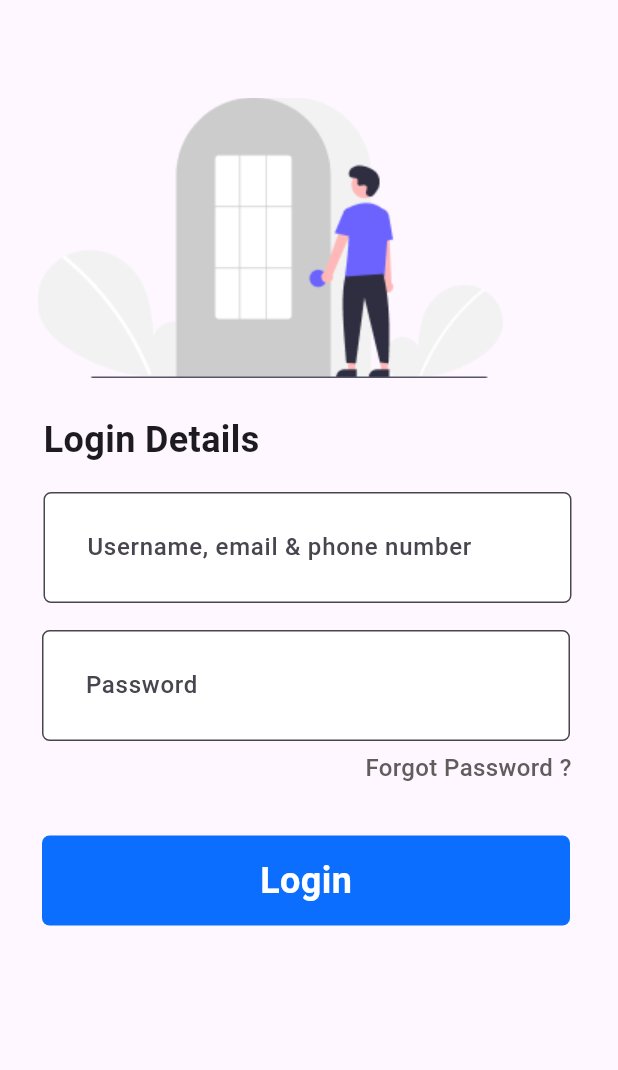
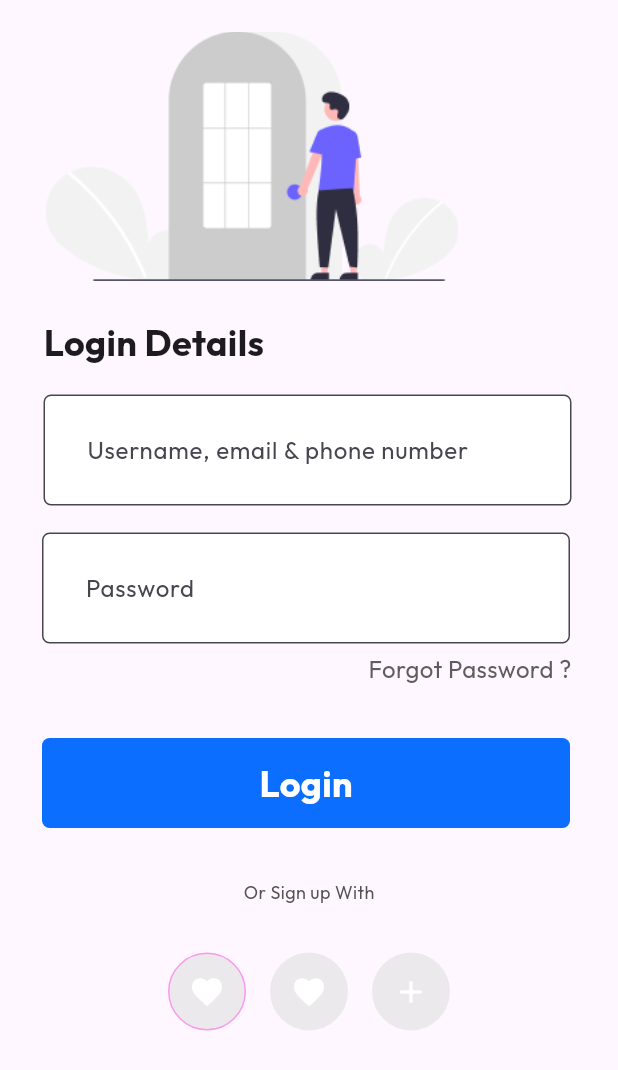
Before and after one commit to OneStationPriver/practica_app, a Flutter app: the screen it shows after launch, on a phone screen of 412 x 824 dp. Shown: the top 1070 px of the screen. Run offline on Flutter 3.47's test engine with Material 3 defaults, Android fonts, the phone set to English and light mode, and no system bars.

Commit message:
add fontFamily

```diff
--- /dev/null
+++ b/lib/helper.dart
@@ -0,0 +1,36 @@
+import 'package:flutter/material.dart';
+
+class RatioCalculator {
+  static final RatioCalculator _singleton = RatioCalculator._internal();
+
+  late Size screenSize;
+  late double figmaWidth;
+  late double figmaHeight;
+
+  factory RatioCalculator() {
+    return _singleton;
+  }
+
+  void updateRatio({
+  required BuildContext context,
+  required double figmaWidth,
+  required double figmaHeight,
+  }) {
+  _singleton.screenSize = MediaQuery.of(context).size;
+  _singleton.figmaWidth = figmaWidth;
+  _singleton.figmaHeight = figmaHeight;
+  }
+
+  RatioCalculator._internal();
+
+  double get aspectRatio => screenSize.width / screenSize.height;
+
+  Size calculateSize(Size originalSize) =>
+      Size(originalSize.width * aspectRatio, originalSize.height);
+
+  double calculateWidth(double originalWidth) =>
+      originalWidth * aspectRatio / figmaWidth;
+
+  double calculateHeight(double originalHeight) =>
+      originalHeight * aspectRatio / figmaHeight;
+}
--- a/lib/main.dart
+++ b/lib/main.dart
@@ -1,4 +1,5 @@
 import 'package:flutter/material.dart';
+import 'package:practica_app/helper.dart';
 
 void main() {
   runApp(const MyApp());
@@ -27,17 +28,25 @@ class HomePage extends StatefulWidget {
 class _HomePageState extends State<HomePage> {
   @override
   Widget build(BuildContext context) {
+
+    // final RatioCalculator ratioCalculator = RatioCalculator();
+    // ratioCalculator.updateRatio(context: context, figmaWidth: 390, figmaHeight: 844);
+    // print("${ratioCalculator.calculateWidth(310)} figma");
+
     return Scaffold(
       body: SafeArea(
         child: Column(
           crossAxisAlignment: CrossAxisAlignment.start,
           children: [
             Container(
-              padding: EdgeInsets.only(top: 65, left: 25),
+              padding: const EdgeInsets.only(
+                top: 21,
+              ),
+              margin: EdgeInsets.only(left: 25, right: 55),
               child: Image(
                 image: AssetImage("assets/images/img.png"),
-                width: 310,
-                height: 187,
+                width: 286,
+                height: 166,
               ),
             ),
             SizedBox(
@@ -51,7 +60,11 @@ class _HomePageState extends State<HomePage> {
                   margin: EdgeInsets.only(left: 29),
                   child: Text(
                     "Login Details",
-                    style: TextStyle(fontSize: 24, fontWeight: FontWeight.bold),
+                    style: TextStyle(
+                      fontSize: 24,
+                      fontWeight: FontWeight.bold,
+                      fontFamily: "Outfit",
+                    ),
                   ),
                 )
               ],
@@ -79,6 +92,7 @@ class _HomePageState extends State<HomePage> {
                     ),
                     style: TextStyle(
                         color: Color(0xff635C5C),
+                        fontFamily: "Outfit",
                         fontWeight: FontWeight.w500,
                         fontSize: 16),
                   ),
@@ -104,6 +118,7 @@ class _HomePageState extends State<HomePage> {
                     style: TextStyle(
                         color: Color(0xff635C5C),
                         fontWeight: FontWeight.w500,
+                        fontFamily: "Outfit",
                         fontSize: 16),
                   ),
                 ),
@@ -111,11 +126,14 @@ class _HomePageState extends State<HomePage> {
                   height: 6,
                 ),
                 Container(
-                  margin: EdgeInsets.only(left: 227, right: 31),
+                  //width: 132,
+                  //height: 20,
+                  margin: EdgeInsets.only(right: 31),
                   child: Text(
                     "Forgot Password ?",
                     style: TextStyle(
-                      fontWeight: FontWeight.w500,
+                      //fontWeight: FontWeight.w500,
+                      fontFamily: "Outfit",
                       color: Color(0xff635C5C),
                       fontSize: 16,
                     ),
@@ -123,11 +141,11 @@ class _HomePageState extends State<HomePage> {
                 ),
               ],
             ),
-            SizedBox(height: 34,),
+            SizedBox(
+              height: 34,
+            ),
             GestureDetector(
-                    onTap: () {
-
-                    },
+              onTap: () {},
               child: Container(
                 height: 60,
                 margin: EdgeInsets.only(left: 28, right: 32),
@@ -141,26 +159,96 @@ class _HomePageState extends State<HomePage> {
                     style: TextStyle(
                       color: Colors.white,
                       fontWeight: FontWeight.w700,
+                      fontFamily: "Outfit",
                       fontSize: 24,
                     ),
                   ),
                 ),
               ),
             ),
-            // Center(
-            //   child: ElevatedButton(
-            //     onPressed: () {
-
-            //     },
-            //     child: Text(
-            //       "Login",
-            //       style: TextStyle(
-            //         color: Colors.blue,
-            //       ),
-            //     ),
-            //   ),
-            //   // color
-            // ),
+            SizedBox(
+              height: 34,
+            ),
+            Center(
+              child: Container(
+                //width: 100,
+                //height: 15,
+                //margin: EdgeInsets.only(left: 145, right: 161),
+                child: Text(
+                  "Or Sign up With",
+                  style: TextStyle(
+                    fontSize: 12,
+                    fontFamily: "Outfit",
+                    color: Color(0xff555252),
+                  ),
+                ),
+              ),
+            ),
+            SizedBox(
+              height: 32,
+            ),
+            // iconos-----------------------------------------------------------------------------------
+            Center(
+              child: Row(
+                mainAxisAlignment: MainAxisAlignment.center,
+                children: [
+                  InkWell(
+                    onTap: () {},
+                    child: Container(
+                      width: 52,
+                      height: 52,
+                      decoration: BoxDecoration(
+                        shape: BoxShape.circle,
+                        color: Color(0xffECE9EC),
+                        border: Border.all(
+                          color: Color(0xffF89AEE),
+                        ),
+                      ),
+                      child: Icon(
+                        Icons.favorite,
+                        color: Colors.white,
+                      ),
+                    ),
+                  ),
+                  SizedBox(
+                    width: 16,
+                  ),
+                  InkWell(
+                    onTap: () {},
+                    child: Container(
+                      width: 52,
+                      height: 52,
+                      decoration: BoxDecoration(
+                        shape: BoxShape.circle,
+                        color: Color(0xffECE9EC),
+                      ),
+                      child: Icon(
+                        Icons.favorite,
+                        color: Colors.white,
+                      ),
+                    ),
+                  ),
+                  SizedBox(
+                    width: 16,
+                  ),
+                  InkWell(
+                    onTap: () {},
+                    child: Container(
+                      width: 52,
+                      height: 52,
+                      decoration: BoxDecoration(
+                        shape: BoxShape.circle,
+                        color: Color(0xffECE9EC),
+                      ),
+                      child: Icon(
+                        Icons.add,
+                        color: Colors.white,
+                      ),
+                    ),
+                  ),
+                ],
+              ),
+            ),
           ],
         ),
       ),
```
Also changed, not shown: pubspec.yaml (+5 -6 lines), assets/fonts/Outfit/Outfit-Black.ttf (added), assets/fonts/Outfit/Outfit-Bold.ttf (added), assets/fonts/Outfit/Outfit-ExtraBold.ttf (added), assets/fonts/Outfit/Outfit-ExtraLight.ttf (added), assets/fonts/Outfit/Outfit-Light.ttf (added), assets/fonts/Outfit/Outfit-Medium.ttf (added), assets/fonts/Outfit/Outfit-Regular.ttf (added), assets/fonts/Outfit/Outfit-SemiBold.ttf (added), assets/fonts/Outfit/Outfit-Thin.ttf (added), assets/icons/Facbook.png (added), assets/icons/Google logo.png (added), assets/icons/Group.png (added). Lines whose indentation alone changed are shown as unchanged.
